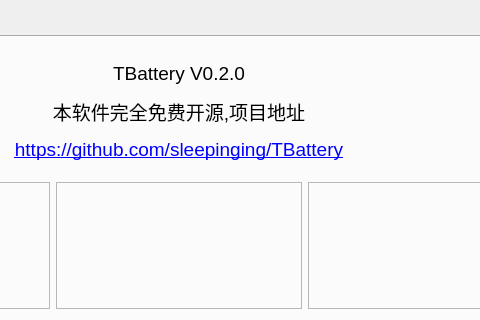
Above: widget.ui from sleepinging/TBattery before the change; both pictures show x 221 to 701 and y 0 to 320 of the 800 by 600 pixel window. Below: the same form after it.
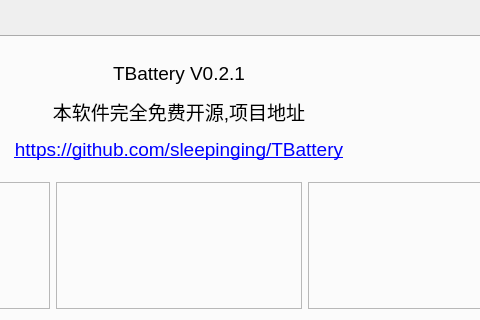
That is the form after the change. The open tabs and pages were chosen to show the change. Icons and pictures are not drawn. Custom widgets are drawn as their Qt base class.

Commit message: 更新版本信息

What changed in the file:
```diff
--- a/widget.ui
+++ b/widget.ui
@@ -190,7 +190,7 @@
        <item row="0" column="0" colspan="3">
         <widget class="QLabel" name="lb_about">
          <property name="text">
-          <string>&lt;html&gt;&lt;head/&gt;&lt;body&gt;&lt;p align=&quot;center&quot;&gt;&lt;span style=&quot; font-size:14pt;&quot;&gt;TBattery V0.2.0&lt;/span&gt;&lt;/p&gt;&lt;p align=&quot;center&quot;&gt;&lt;span style=&quot; font-size:14pt;&quot;&gt;本软件完全免费开源,项目地址&lt;/span&gt;&lt;/p&gt;&lt;p align=&quot;center&quot;&gt;&lt;a href=&quot;https://github.com/sleepinging/TBattery&quot;&gt;&lt;span style=&quot; font-size:14pt; text-decoration: underline; color:#0000ff;&quot;&gt;https://github.com/sleepinging/TBattery&lt;/span&gt;&lt;/a&gt;&lt;/p&gt;&lt;/body&gt;&lt;/html&gt;</string>
+          <string>&lt;html&gt;&lt;head/&gt;&lt;body&gt;&lt;p align=&quot;center&quot;&gt;&lt;span style=&quot; font-size:14pt;&quot;&gt;TBattery V0.2.1&lt;/span&gt;&lt;/p&gt;&lt;p align=&quot;center&quot;&gt;&lt;span style=&quot; font-size:14pt;&quot;&gt;本软件完全免费开源,项目地址&lt;/span&gt;&lt;/p&gt;&lt;p align=&quot;center&quot;&gt;&lt;a href=&quot;https://github.com/sleepinging/TBattery&quot;&gt;&lt;span style=&quot; font-size:14pt; text-decoration: underline; color:#0000ff;&quot;&gt;https://github.com/sleepinging/TBattery&lt;/span&gt;&lt;/a&gt;&lt;/p&gt;&lt;/body&gt;&lt;/html&gt;</string>
          </property>
          <property name="textFormat">
           <enum>Qt::RichText</enum>
```
